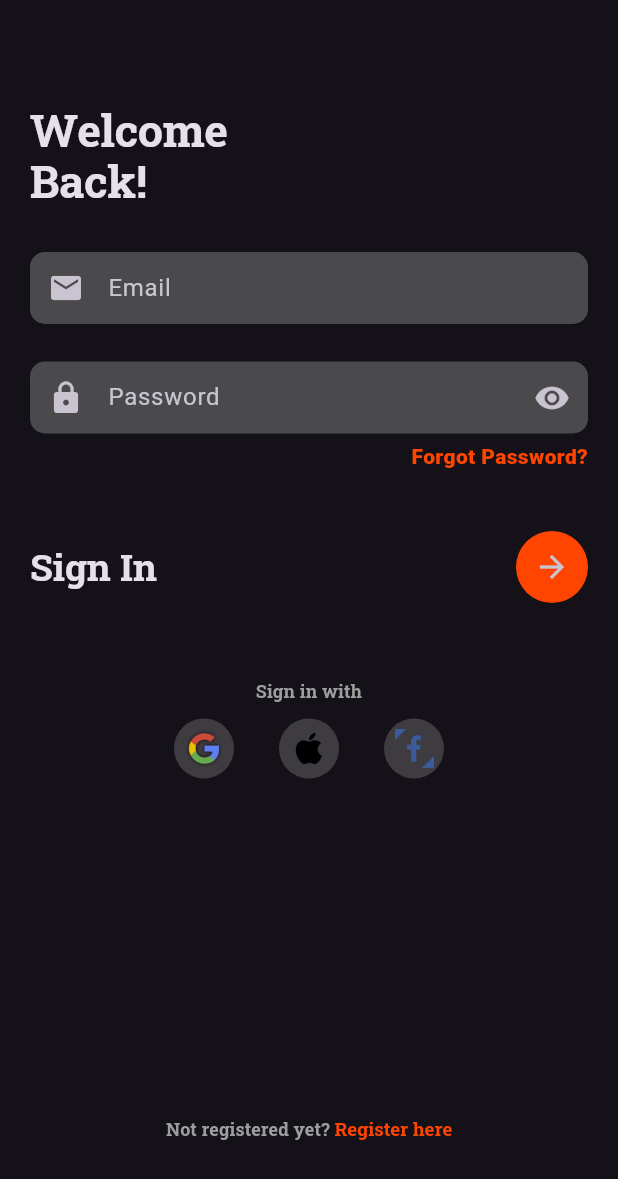
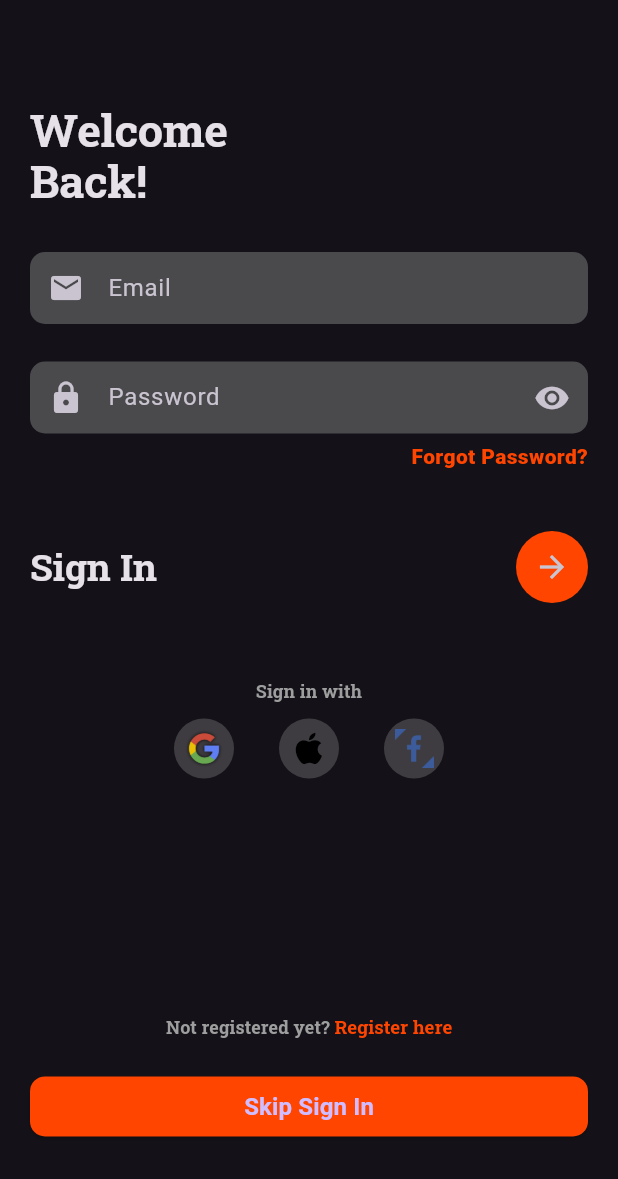
Before and after one commit to DevAdedoyin/weatherapp, a Flutter app: the screen it shows after launch, after a tap on "Skip", on a phone screen of 412 x 824 dp. Shown: the top 1179 px of the screen. Run offline on Flutter 3.47's test engine with Material 3 defaults, Android fonts, the phone set to English and light mode, and no system bars; our stand-ins replace firebase_auth, firebase_core, flutter_dotenv, flutter_riverpod, font_awesome_flutter, go_router and 4 more; missing offline and left inert: flutter_login_facebook; accounts and stored records are empty.

Commit message:
Skip sign in button added

```diff
--- a/lib/src/features/authentication/presentation/login.dart
+++ b/lib/src/features/authentication/presentation/login.dart
@@ -68,6 +68,27 @@ class LoginScreen extends StatelessWidget {
                                 color: AppColors.accentColor,
                                 fontWeight: FontWeight.bold))
                       ])),
+                    ),
+                    verticalGap(20),
+                    SizedBox(
+                      // height: 30,
+                      width: double.maxFinite,
+                      child: ElevatedButton(
+                        onPressed: () {},
+                        style: ButtonStyle(
+                            backgroundColor: MaterialStateProperty.all(
+                                AppColors.accentColor),
+                            padding: MaterialStateProperty.all(EdgeInsets.zero),
+                            shape: const MaterialStatePropertyAll(
+                                RoundedRectangleBorder(
+                                    borderRadius: BorderRadius.all(
+                                        Radius.circular(10))))),
+                        child: const Text(
+                          "Skip Sign In",
+                          style: TextStyle(
+                              fontSize: 16, fontWeight: FontWeight.w700),
+                        ),
+                      ),
                     )
                   ]),
             ),
--- a/lib/src/utils/auth_validators.dart
+++ b/lib/src/utils/auth_validators.dart
@@ -32,15 +32,15 @@ class Validator {
     if (password == null) {
       return null;
     }
-    if (!regex.hasMatch(password)) {
-      return 'must have atleast 1 uppercase, 1 digit & 1 special character';
-    }
+
     if (password.isEmpty) {
       return 'Password can\'t be empty';
     } else if (password.length < 6) {
       return 'Enter a password with length at least 6';
     }
-
+    if (!regex.hasMatch(password)) {
+      return 'must have atleast 1 uppercase, 1 digit & 1 special character';
+    }
     return null;
   }
 
```
